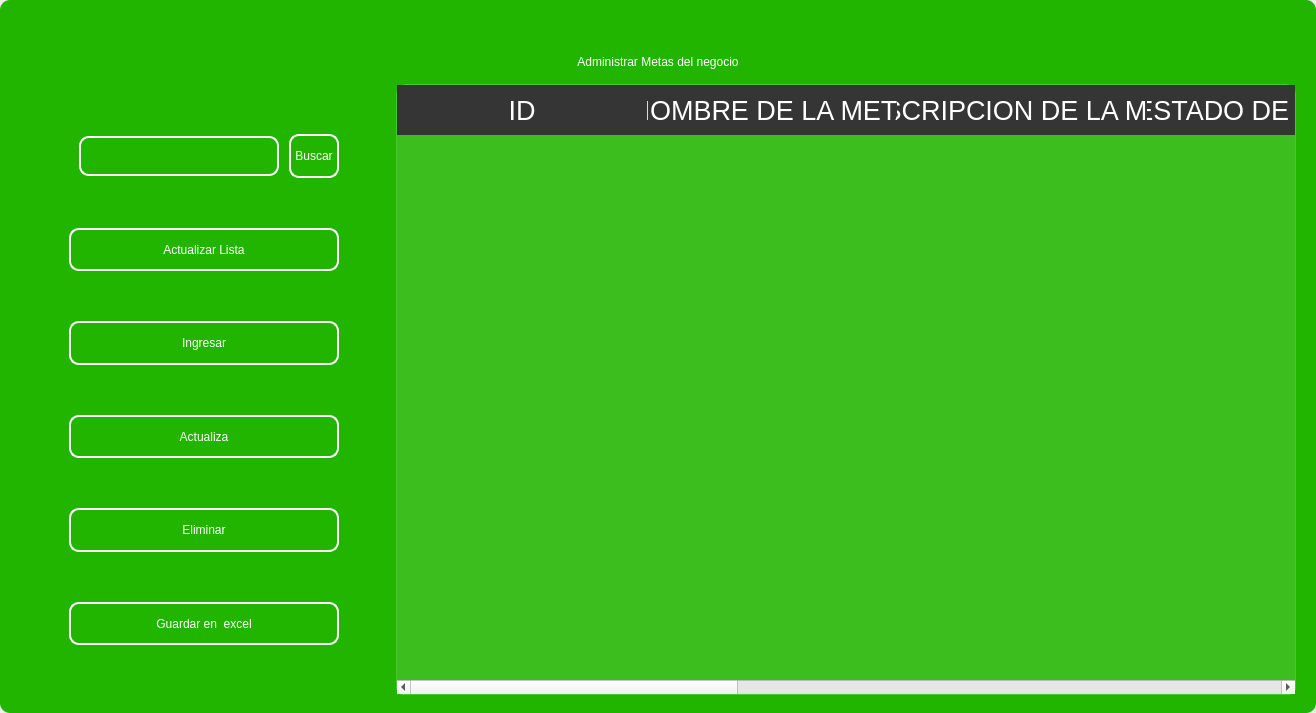
First picture: the form in design/standar/maingoal3.ui, repository codemiguel-dev/ERP-EmprendeSoft-Desktop, before the edit.
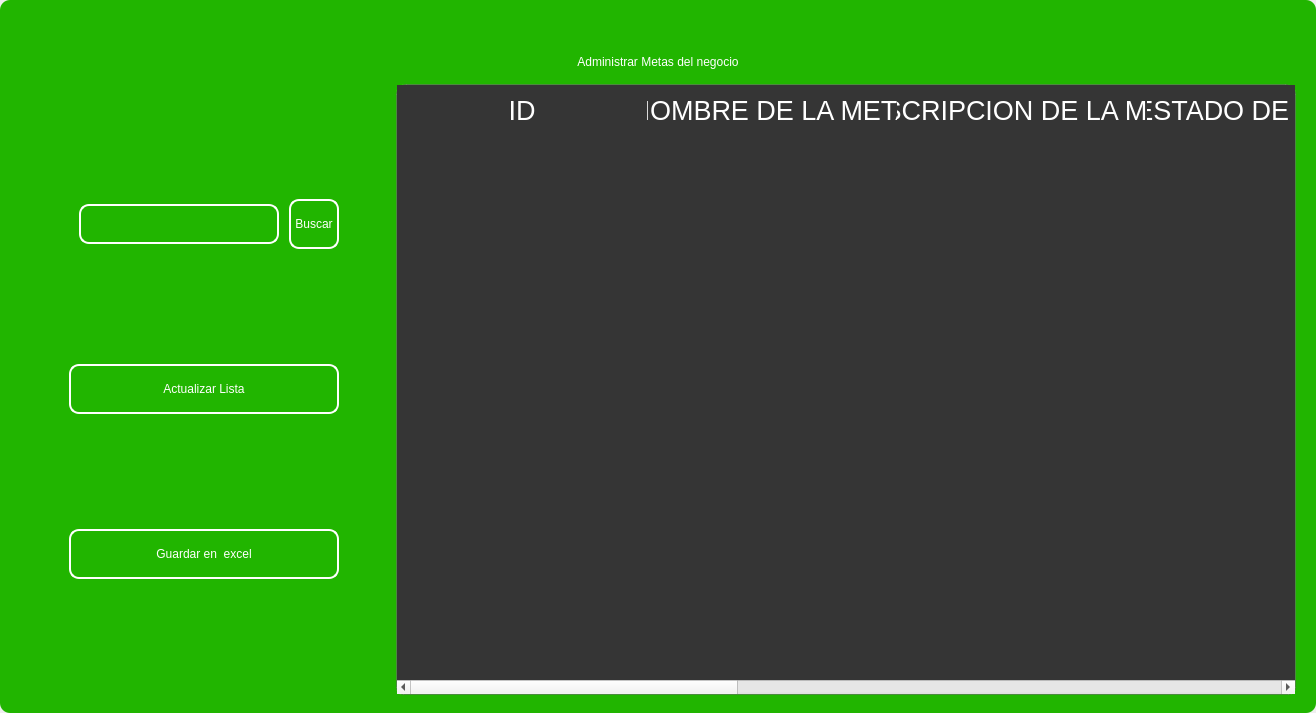
Second picture: the form after the edit. Icons and pictures are not drawn.

Patch:
```diff
--- a/design/standar/maingoal3.ui
+++ b/design/standar/maingoal3.ui
@@ -549,138 +549,6 @@
               </property>
              </widget>
             </item>
-            <item>
-             <widget class="QPushButton" name="btn_add">
-              <property name="minimumSize">
-               <size>
-                <width>0</width>
-                <height>40</height>
-               </size>
-              </property>
-              <property name="maximumSize">
-               <size>
-                <width>300</width>
-                <height>50</height>
-               </size>
-              </property>
-              <property name="cursor">
-               <cursorShape>PointingHandCursor</cursorShape>
-              </property>
-              <property name="styleSheet">
-               <string notr="true">QPushButton{
-border-radius:10px; 
-font: 12pt &quot;Arial&quot;;
-color: rgb(255, 255, 254);
-border: 2px solid #ffffff;
-}
-
-QPushButton:hover{
-border-radius:10px; 
-font: 12pt &quot;Arial&quot;;
-color: rgb(255, 255, 255);
-border: 2px solid rgb(120, 0, 171);
-	background-color: rgb(120, 0, 171);
-}</string>
-              </property>
-              <property name="text">
-               <string>Ingresar</string>
-              </property>
-              <property name="iconSize">
-               <size>
-                <width>35</width>
-                <height>35</height>
-               </size>
-              </property>
-             </widget>
-            </item>
-            <item>
-             <widget class="QPushButton" name="btn_update">
-              <property name="minimumSize">
-               <size>
-                <width>0</width>
-                <height>40</height>
-               </size>
-              </property>
-              <property name="maximumSize">
-               <size>
-                <width>300</width>
-                <height>50</height>
-               </size>
-              </property>
-              <property name="cursor">
-               <cursorShape>PointingHandCursor</cursorShape>
-              </property>
-              <property name="styleSheet">
-               <string notr="true">QPushButton{
-border-radius:10px; 
-font: 12pt &quot;Arial&quot;;
-color: rgb(255, 255, 254);
-border: 2px solid #ffffff;
-}
-
-QPushButton:hover{
-border-radius:10px; 
-font: 12pt &quot;Arial&quot;;
-color: rgb(255, 255, 255);
-border: 2px solid rgb(120, 0, 171);
-	background-color: rgb(120, 0, 171);
-}</string>
-              </property>
-              <property name="text">
-               <string>Actualiza</string>
-              </property>
-              <property name="iconSize">
-               <size>
-                <width>35</width>
-                <height>35</height>
-               </size>
-              </property>
-             </widget>
-            </item>
-            <item>
-             <widget class="QPushButton" name="btn_delete">
-              <property name="minimumSize">
-               <size>
-                <width>0</width>
-                <height>40</height>
-               </size>
-              </property>
-              <property name="maximumSize">
-               <size>
-                <width>300</width>
-                <height>50</height>
-               </size>
-              </property>
-              <property name="cursor">
-               <cursorShape>PointingHandCursor</cursorShape>
-              </property>
-              <property name="styleSheet">
-               <string notr="true">QPushButton{
-border-radius:10px; 
-font: 12pt &quot;Arial&quot;;
-color: rgb(255, 255, 254);
-border: 2px solid #ffffff;
-}
-
-QPushButton:hover{
-border-radius:10px; 
-font: 12pt &quot;Arial&quot;;
-color: rgb(255, 255, 255);
-border: 2px solid rgb(120, 0, 171);
-	background-color: rgb(120, 0, 171);
-}</string>
-              </property>
-              <property name="text">
-               <string>Eliminar</string>
-              </property>
-              <property name="iconSize">
-               <size>
-                <width>35</width>
-                <height>35</height>
-               </size>
-              </property>
-             </widget>
-            </item>
             <item>
              <widget class="QPushButton" name="btn_excel">
               <property name="minimumSize">
@@ -743,12 +611,13 @@
             </property>
             <property name="styleSheet">
              <string notr="true">QTableView {
-	background-color: rgba(255, 255, 255, 30); 	
+
 	border: 1px solid rgba(255,255,255,40);
 	border-bottom-right-radius: 7px; 
 	border-bottom-left-radius: 7px; 
 	color: white;
 	font: 15pt &quot;MS Shell Dlg 2&quot;;
+	background-color: rgb(53, 53, 53);
 }
 
 QHeaderView::section {
```
